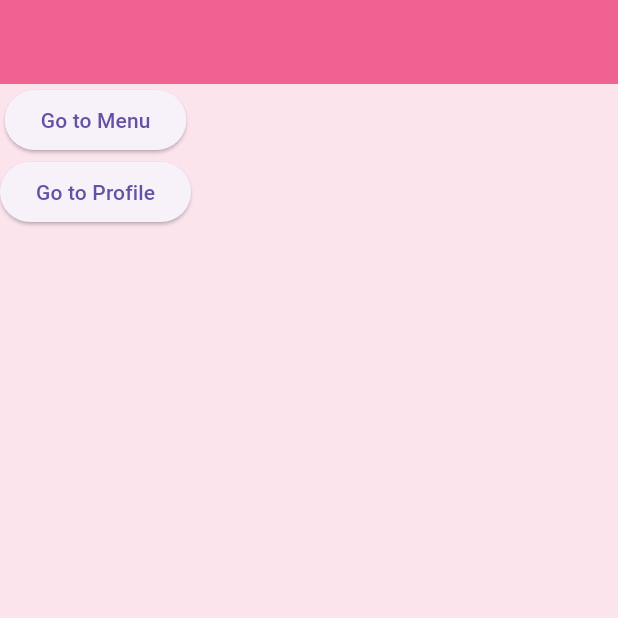
After one commit to Ybonne05/creamline, a Flutter app: the screen it shows after launch, on a phone screen of 412 x 824 dp, the top half of it. The commit adds this screen. Run offline on Flutter 3.47's test engine with Material 3 defaults, Android fonts, the phone set to English and light mode, and no system bars.

Commit message:
user profile

```diff
--- a/lib/main.dart
+++ b/lib/main.dart
@@ -1,7 +1,12 @@
 import 'package:flutter/material.dart';
-
 import 'package:flutterapps/Home.dart';
+import 'package:flutterapps/pages/dashboard.dart';
+import 'package:flutterapps/pages/menu.dart';
 
 void main() => runApp(MaterialApp(
-    home:Home(),
+    routes: {
+      '/' : (context) => Dashboard(),
+      '/menu' : (context) => Menu(),
+      '/profile' : (context) => Home(),
+    },
   ));
--- /dev/null
+++ b/lib/pages/dashboard.dart
@@ -0,0 +1,36 @@
+import 'package:flutter/material.dart';
+
+class Dashboard extends StatefulWidget {
+  const Dashboard({super.key});
+
+  @override
+  State<Dashboard> createState() => _DashboardState();
+}
+
+class _DashboardState extends State<Dashboard> {
+  @override
+  Widget build(BuildContext context) {
+    return Scaffold(
+      backgroundColor: Colors.pink[50],
+      appBar: AppBar(
+        backgroundColor: Colors.pink[300],
+      ),
+      body: Column(
+        children: [
+            ElevatedButton(
+              onPressed: (){
+                Navigator.pushNamed(context, '/menu');
+              },
+              child: Text('Go to Menu'),
+            ),
+            ElevatedButton(
+              onPressed: (){
+                Navigator.pushNamed(context, '/profile');
+              },
+              child: Text('Go to Profile'),
+          ),
+        ],
+      ),
+    );
+  }
+}
--- /dev/null
+++ b/lib/pages/menu.dart
@@ -0,0 +1,17 @@
+import 'package:flutter/material.dart';
+
+class Menu extends StatefulWidget {
+  const Menu({super.key});
+
+  @override
+  State<Menu> createState() => _MenuState();
+}
+
+class _MenuState extends State<Menu> {
+  @override
+  Widget build(BuildContext context) {
+    return Scaffold(
+      body: Text('This is a Menu'),
+    );
+  }
+}
```
